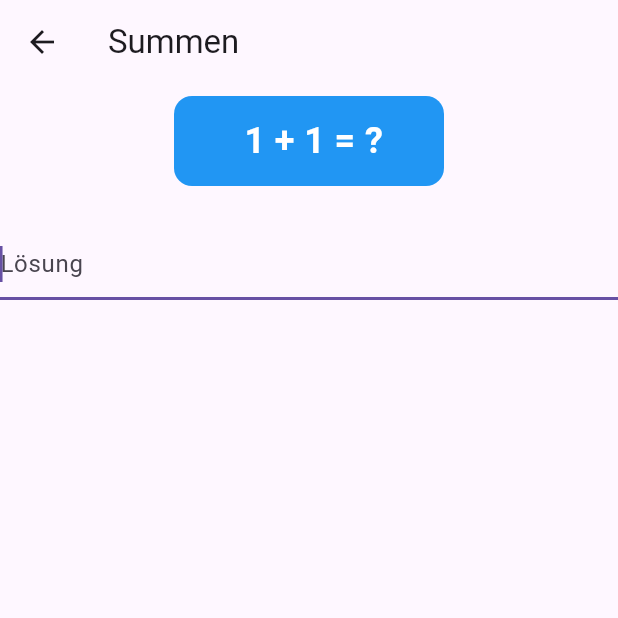
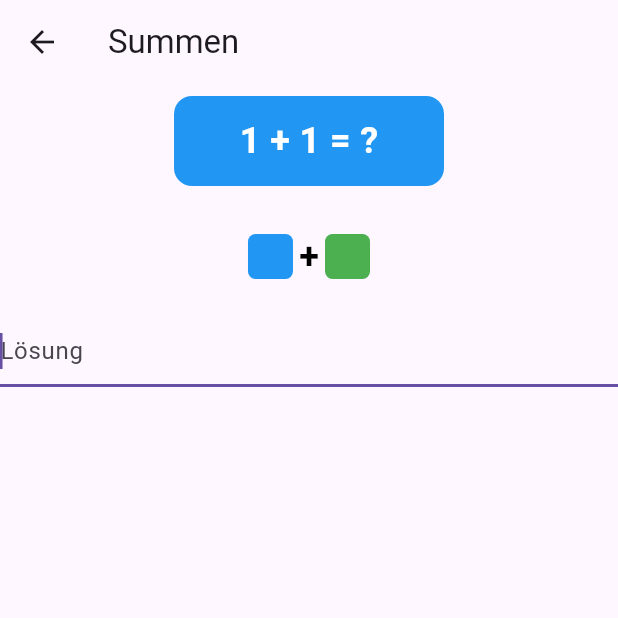
Before and after one commit to HamstyOnTour/ColorMan, a Flutter app: the CalculatorView screen opened directly, on a phone screen of 412 x 824 dp, the top half of it. Run offline on Flutter 3.47's test engine with Material 3 defaults, Android fonts, the light colour scheme and no system bars; our stand-ins replace confetti, flutter_bloc, flutter_tts.

Commit message:
added sum object, added ui for sum

```diff
--- a/lib/widgets/math/sums/Sums.dart
+++ b/lib/widgets/math/sums/Sums.dart
@@ -2,13 +2,12 @@ import 'package:colorman/widgets/TextToSpeech.dart';
 import 'package:colorman/widgets/math/sums/Question.dart';
 import 'package:confetti/confetti.dart';
 import 'package:flutter/material.dart';
+import 'package:flutter/services.dart';
 import 'package:flutter_bloc/flutter_bloc.dart';
 
 import 'event/SumsBloc.dart';
 
 class SumsWidget extends StatelessWidget {
-
-
   @override
   Widget build(BuildContext context) {
     return BlocProvider(
@@ -41,19 +40,55 @@ class CalculatorView extends StatelessWidget {
               appBar: AppBar(
                 title: Text('Summen'),
               ),
-              body: BlocBuilder<SumsBloc, Map<String, String>>(
+              body: BlocBuilder<SumsBloc, SumData>(
                 builder: (context, numbers) {
                   return Column(children: [
                     SizedBox(
-                        child: QuestionTile(question: numbers["Q"])),
+                        child: QuestionTile(question: numbers.getQuestion())),
+                    SizedBox(height: 20),
+                    Row(mainAxisAlignment: MainAxisAlignment.center, children: [
+                      ...List.generate(
+                        numbers.num1,
+                        (index) => Container(
+                          margin: EdgeInsets.all(4),
+                          width: 30,
+                          height: 30,
+                          decoration: BoxDecoration(
+                            color: Colors.blue,
+                            borderRadius: BorderRadius.circular(5),
+                          ),
+                        ),
+                      ),
+                      Text(
+                        numbers.getOperator(),
+                        style: TextStyle(
+                          color: Colors.black,
+                          fontSize: 24,
+                          fontWeight: FontWeight.bold,
+                        ),
+                      ),
+                      ...List.generate(
+                        numbers.num2,
+                        (index) => Container(
+                          margin: EdgeInsets.all(4),
+                          width: 30,
+                          height: 30,
+                          decoration: BoxDecoration(
+                            color: Colors.green,
+                            borderRadius: BorderRadius.circular(5),
+                          ),
+                        ),
+                      ),
+                    ]),
                     SizedBox(height: 20),
                     TextFormField(
                       controller: textEditingController,
                       keyboardType: TextInputType.number,
                       autofocus: true,
                       focusNode: inputNode,
+                      inputFormatters:[FilteringTextInputFormatter.digitsOnly],
                       onFieldSubmitted: (value) {
-                        if (value == numbers["A"]!) {
+                        if (numbers.getAnswer() == int.parse(value)) {
                           textToSpeech.speak("${value} Das ist richtig!");
                           confettiController.play();
                         } else {
@@ -66,10 +101,8 @@ class CalculatorView extends StatelessWidget {
                           openKeyboard();
                         });
                       },
-                      decoration: InputDecoration(
-                          hintText: "Lösung"
-                      ),
-                    )
+                      decoration: InputDecoration(hintText: "Lösung"),
+                    ),
                   ]);
                 },
               ),
--- a/lib/widgets/math/sums/event/SumsBloc.dart
+++ b/lib/widgets/math/sums/event/SumsBloc.dart
@@ -6,23 +6,34 @@ class NumberEvent {}
 
 class NumberPressedEvent extends NumberEvent {}
 
-class SumsBloc extends Bloc<NumberEvent, Map<String, String>> {
+class SumData{
+  final int num1;
+  final int num2;
+
+  SumData(this.num1, this.num2);
+
+  String getQuestion(){
+    return '$num1 + $num2 = ?';
+  }
+
+  int getAnswer(){
+    return num1 + num2;
+  }
+
+  String getOperator() {
+    return "+";
+  }
+}
+
+class SumsBloc extends Bloc<NumberEvent, SumData> {
   int listLength = 5;
 
-  SumsBloc() : super({"Q": " 1 + 1 = ?",
-    "A": "2"}) {
+  SumsBloc() : super(SumData(1,1)) {
     on<NumberPressedEvent>((event, emit) {
       Random random = Random();
-      int num1 = random.nextInt(10) + 1; // Random number between 1 and 20
+      int num1 = random.nextInt(7) + 1;
       int num2 = random.nextInt(5) + 1;
-      int sum = num1 + num2;
-      String question = '$num1 + $num2 = ?';
-      String answer = sum.toString();
-      Map<String, String> emitted = {
-        "Q": question,
-        "A": answer
-      };
-      emit(emitted);
+      emit(SumData(num1, num2));
     });
   }
 }
```
